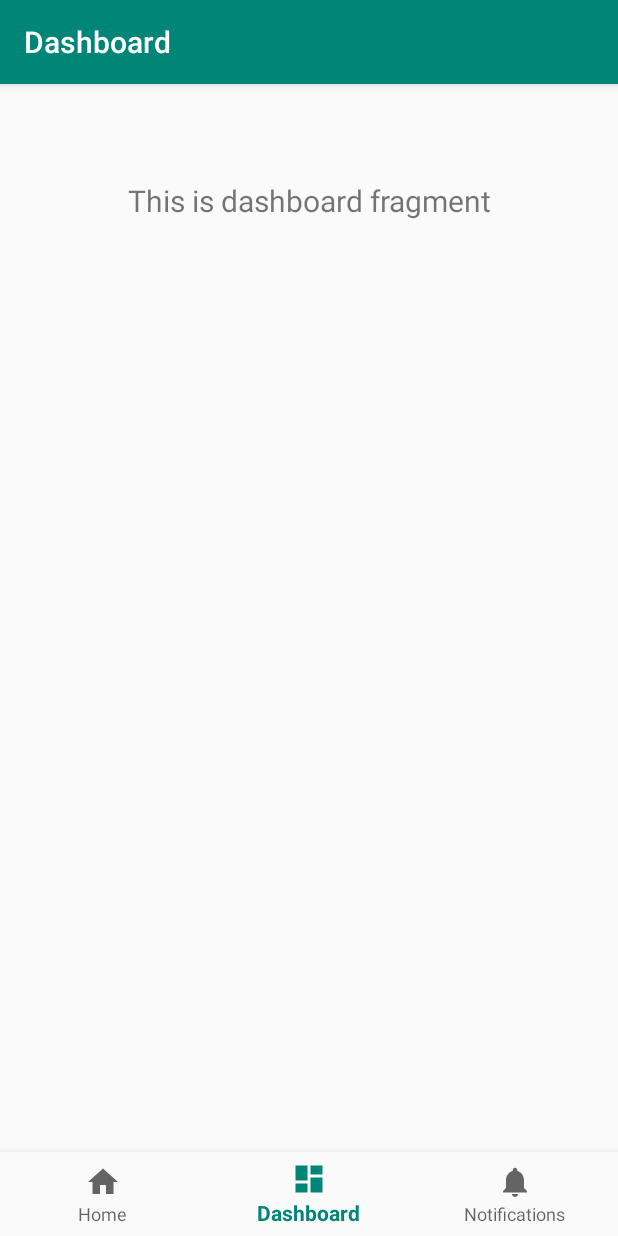
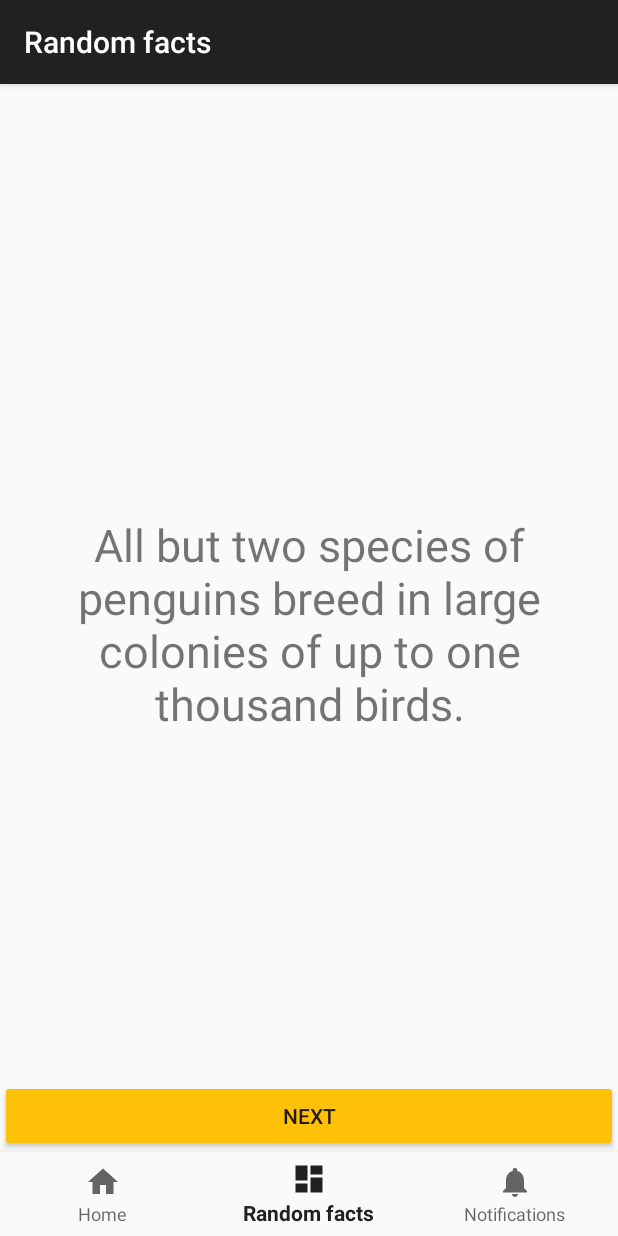
Before and after one commit to david-campos/save_the_penguins, an Android app: the screen it shows after launch (MainActivity), item 2 of the bottom bar chosen, on a phone screen of 412 x 824 dp. Run offline under Robolectric (Android 15) with nearby library versions, the phone set to English and light mode, and no system bars; our stand-ins replace navigation-ui.

Commit message:
Created random facts instead of dashboard

```diff
--- a/app/src/main/java/com/penwinners/savethepenguins/MainActivity.java
+++ b/app/src/main/java/com/penwinners/savethepenguins/MainActivity.java
@@ -20,7 +20,7 @@ public class MainActivity extends AppCompatActivity {
         // Passing each menu ID as a set of Ids because each
         // menu should be considered as top level destinations.
         AppBarConfiguration appBarConfiguration = new AppBarConfiguration.Builder(
-                R.id.navigation_home, R.id.navigation_dashboard, R.id.navigation_notifications)
+                R.id.navigation_home, R.id.navigation_rand_facts, R.id.navigation_notifications)
                 .build();
         NavController navController = Navigation.findNavController(this, R.id.nav_host_fragment);
         NavigationUI.setupActionBarWithNavController(this, navController, appBarConfiguration);
--- a/app/src/main/java/com/penwinners/savethepenguins/ui/dashboard/DashboardFragment.java
+++ /dev/null
@@ -1,35 +0,0 @@
-package com.penwinners.savethepenguins.ui.dashboard;
-
-import android.os.Bundle;
-import android.view.LayoutInflater;
-import android.view.View;
-import android.view.ViewGroup;
-import android.widget.TextView;
-
-import androidx.annotation.Nullable;
-import androidx.annotation.NonNull;
-import androidx.fragment.app.Fragment;
-import androidx.lifecycle.Observer;
-import androidx.lifecycle.ViewModelProviders;
-
-import com.penwinners.savethepenguins.R;
-
-public class DashboardFragment extends Fragment {
-
-    private DashboardViewModel dashboardViewModel;
-
-    public View onCreateView(@NonNull LayoutInflater inflater,
-                             ViewGroup container, Bundle savedInstanceState) {
-        dashboardViewModel =
-                ViewModelProviders.of(this).get(DashboardViewModel.class);
-        View root = inflater.inflate(R.layout.fragment_dashboard, container, false);
-        final TextView textView = root.findViewById(R.id.text_dashboard);
-        dashboardViewModel.getText().observe(this, new Observer<String>() {
-            @Override
-            public void onChanged(@Nullable String s) {
-                textView.setText(s);
-            }
-        });
-        return root;
-    }
-}
--- a/app/src/main/java/com/penwinners/savethepenguins/ui/dashboard/DashboardViewModel.java
+++ /dev/null
@@ -1,19 +0,0 @@
-package com.penwinners.savethepenguins.ui.dashboard;
-
-import androidx.lifecycle.LiveData;
-import androidx.lifecycle.MutableLiveData;
-import androidx.lifecycle.ViewModel;
-
-public class DashboardViewModel extends ViewModel {
-
-    private MutableLiveData<String> mText;
-
-    public DashboardViewModel() {
-        mText = new MutableLiveData<>();
-        mText.setValue("This is dashboard fragment");
-    }
-
-    public LiveData<String> getText() {
-        return mText;
-    }
-}
--- /dev/null
+++ b/app/src/main/java/com/penwinners/savethepenguins/ui/rand_facts/RandFactsFragment.java
@@ -0,0 +1,49 @@
+package com.penwinners.savethepenguins.ui.rand_facts;
+
+import android.content.res.Resources;
+import android.os.Bundle;
+import android.util.Log;
+import android.view.LayoutInflater;
+import android.view.View;
+import android.view.ViewGroup;
+import android.widget.Button;
+import android.widget.TextSwitcher;
+import android.widget.TextView;
+
+import androidx.annotation.NonNull;
+import androidx.annotation.Nullable;
+import androidx.fragment.app.Fragment;
+import androidx.lifecycle.Observer;
+import androidx.lifecycle.ViewModelProviders;
+
+import com.penwinners.savethepenguins.R;
+
+public class RandFactsFragment extends Fragment {
+
+    private RandFactsViewModel randFactsViewModel;
+
+    public View onCreateView(@NonNull LayoutInflater inflater,
+                             ViewGroup container, Bundle savedInstanceState) {
+        randFactsViewModel =
+                ViewModelProviders.of(this).get(RandFactsViewModel.class);
+        View root = inflater.inflate(R.layout.fragment_rand_facts, container, false);
+        final TextSwitcher textView = root.findViewById(R.id.text_dashboard);
+        textView.setOutAnimation(getContext(), android.R.anim.slide_out_right);
+        textView.setInAnimation(getContext(), android.R.anim.slide_in_left);
+        Resources res = getResources();
+        randFactsViewModel.setFacts(res.getStringArray(R.array.facts_array));
+        randFactsViewModel.getText().observe(this, new Observer<String>() {
+            @Override
+            public void onChanged(@Nullable String s) {
+                textView.setText(s);
+            }
+        });
+        final Button buttonNextFact = root.findViewById(R.id.btn_next_fact);
+        buttonNextFact.setOnClickListener(new View.OnClickListener() {
+            public void onClick(View v) {
+                randFactsViewModel.nextRandomFact();
+            }
+        });
+        return root;
+    }
+}
--- /dev/null
+++ b/app/src/main/java/com/penwinners/savethepenguins/ui/rand_facts/RandFactsViewModel.java
@@ -0,0 +1,46 @@
+package com.penwinners.savethepenguins.ui.rand_facts;
+
+import androidx.lifecycle.LiveData;
+import androidx.lifecycle.MutableLiveData;
+import androidx.lifecycle.ViewModel;
+
+import java.util.Random;
+
+
+public class RandFactsViewModel extends ViewModel {
+
+    private MutableLiveData<String> mText;
+    private String[] mFactsList = null;
+    private int mFactIndex = 0;
+
+    // Implementing Fisher–Yates shuffle
+    static void sShuffleArray(String[] ar) {
+        Random rnd = new Random();
+        for (int i = ar.length - 1; i > 0; i--) {
+            int index = rnd.nextInt(i + 1);
+            // Simple swap
+            String aux = ar[index];
+            ar[index] = ar[i];
+            ar[i] = aux;
+        }
+    }
+
+    public RandFactsViewModel() {
+        mText = new MutableLiveData<>();
+        mText.setValue("Fact");
+    }
+
+    public LiveData<String> getText() {
+        return mText;
+    }
+
+    public void setFacts(String[] facts) {
+        mFactsList = facts.clone();
+        sShuffleArray(mFactsList);
+        nextRandomFact();
+    }
+
+    public void nextRandomFact() {
+        mText.setValue(mFactsList[mFactIndex++ % mFactsList.length]);
+    }
+}
--- a/app/src/main/res/layout/activity_main.xml
+++ b/app/src/main/res/layout/activity_main.xml
@@ -5,6 +5,18 @@
     android:layout_width="match_parent"
     android:layout_height="match_parent"
     android:paddingTop="?attr/actionBarSize">
+
+    <fragment
+        android:id="@+id/nav_host_fragment"
+        android:name="androidx.navigation.fragment.NavHostFragment"
+        android:layout_width="match_parent"
+        android:layout_height="0dp"
+        app:defaultNavHost="true"
+        app:layout_constraintBottom_toTopOf="@+id/nav_view"
+        app:layout_constraintLeft_toLeftOf="parent"
+        app:layout_constraintRight_toRightOf="parent"
+        app:layout_constraintTop_toTopOf="parent"
+        app:navGraph="@navigation/mobile_navigation" />
 
     <com.google.android.material.bottomnavigation.BottomNavigationView
         android:id="@+id/nav_view"
@@ -18,16 +30,4 @@
         app:layout_constraintRight_toRightOf="parent"
         app:menu="@menu/bottom_nav_menu" />
 
-    <fragment
-        android:id="@+id/nav_host_fragment"
-        android:name="androidx.navigation.fragment.NavHostFragment"
-        android:layout_width="match_parent"
-        android:layout_height="match_parent"
-        app:defaultNavHost="true"
-        app:layout_constraintBottom_toTopOf="@id/nav_view"
-        app:layout_constraintLeft_toLeftOf="parent"
-        app:layout_constraintRight_toRightOf="parent"
-        app:layout_constraintTop_toTopOf="parent"
-        app:navGraph="@navigation/mobile_navigation" />
-
 </androidx.constraintlayout.widget.ConstraintLayout>
--- a/app/src/main/res/layout/fragment_dashboard.xml
+++ /dev/null
@@ -1,19 +0,0 @@
-<?xml version="1.0" encoding="utf-8"?>
-<androidx.constraintlayout.widget.ConstraintLayout xmlns:android="http://schemas.android.com/apk/res/android"
-    xmlns:app="http://schemas.android.com/apk/res-auto"
-    android:layout_width="match_parent"
-    android:layout_height="match_parent">
-
-    <TextView
-        android:id="@+id/text_dashboard"
-        android:layout_width="match_parent"
-        android:layout_height="wrap_content"
-        android:layout_marginStart="8dp"
-        android:layout_marginTop="8dp"
-        android:layout_marginEnd="8dp"
-        android:textAlignment="center"
-        android:textSize="20sp"
-        app:layout_constraintEnd_toEndOf="parent"
-        app:layout_constraintStart_toStartOf="parent"
-        app:layout_constraintTop_toTopOf="parent" />
-</androidx.constraintlayout.widget.ConstraintLayout>
--- /dev/null
+++ b/app/src/main/res/layout/fragment_rand_facts.xml
@@ -0,0 +1,39 @@
+<?xml version="1.0" encoding="utf-8"?>
+<androidx.constraintlayout.widget.ConstraintLayout xmlns:android="http://schemas.android.com/apk/res/android"
+    xmlns:app="http://schemas.android.com/apk/res-auto"
+    android:layout_width="match_parent"
+    android:layout_height="match_parent">
+
+    <TextSwitcher
+        android:id="@+id/text_dashboard"
+        android:layout_width="match_parent"
+        android:layout_height="wrap_content"
+        android:layout_marginStart="8dp"
+        android:layout_marginEnd="8dp"
+        app:layout_constraintBottom_toTopOf="@+id/btn_next_fact"
+        app:layout_constraintEnd_toEndOf="parent"
+        app:layout_constraintStart_toStartOf="parent"
+        app:layout_constraintTop_toTopOf="parent">
+        <TextView
+            android:layout_width="match_parent"
+            android:layout_height="wrap_content"
+            android:textAlignment="center"
+            android:textSize="30sp"/>
+        <TextView
+            android:layout_width="match_parent"
+            android:layout_height="wrap_content"
+            android:textAlignment="center"
+            android:textSize="30sp"/>
+    </TextSwitcher>
+
+    <Button
+        android:id="@+id/btn_next_fact"
+        android:layout_width="match_parent"
+        android:layout_height="wrap_content"
+        android:text="@string/btn_next_fact"
+        android:backgroundTint="@color/colorAccent"
+        app:layout_constraintBottom_toBottomOf="parent"
+        app:layout_constraintEnd_toEndOf="parent"
+        app:layout_constraintHorizontal_bias="1.0"
+        app:layout_constraintStart_toStartOf="parent" />
+</androidx.constraintlayout.widget.ConstraintLayout>
--- a/app/src/main/res/menu/bottom_nav_menu.xml
+++ b/app/src/main/res/menu/bottom_nav_menu.xml
@@ -7,9 +7,9 @@
         android:title="@string/title_home" />
 
     <item
-        android:id="@+id/navigation_dashboard"
+        android:id="@+id/navigation_rand_facts"
         android:icon="@drawable/ic_dashboard_black_24dp"
-        android:title="@string/title_dashboard" />
+        android:title="@string/title_rand_facts" />
 
     <item
         android:id="@+id/navigation_notifications"
--- a/app/src/main/res/navigation/mobile_navigation.xml
+++ b/app/src/main/res/navigation/mobile_navigation.xml
@@ -12,10 +12,10 @@
         tools:layout="@layout/fragment_home" />
 
     <fragment
-        android:id="@+id/navigation_dashboard"
-        android:name="com.penwinners.savethepenguins.ui.dashboard.DashboardFragment"
-        android:label="@string/title_dashboard"
-        tools:layout="@layout/fragment_dashboard" />
+        android:id="@+id/navigation_rand_facts"
+        android:name="com.penwinners.savethepenguins.ui.rand_facts.RandFactsFragment"
+        android:label="@string/title_rand_facts"
+        tools:layout="@layout/fragment_rand_facts" />
 
     <fragment
         android:id="@+id/navigation_notifications"
--- a/app/src/main/res/values/colors.xml
+++ b/app/src/main/res/values/colors.xml
@@ -1,6 +1,6 @@
 <?xml version="1.0" encoding="utf-8"?>
 <resources>
-    <color name="colorPrimary">#008577</color>
-    <color name="colorPrimaryDark">#00574B</color>
-    <color name="colorAccent">#D81B60</color>
+    <color name="colorPrimary">#212121</color>
+    <color name="colorPrimaryDark">#000000</color>
+    <color name="colorAccent">#ffc107</color>
 </resources>
--- a/app/src/main/res/values/facts.xml
+++ b/app/src/main/res/values/facts.xml
@@ -3,7 +3,7 @@
         <item>There are 18 penguin species and 13 of them are threatened.</item>
         <item>Emperor Penguins are the tallest species, standing nearly 4 feet tall. The smallest is the Little Blue Penguin, which is only about 16 inches.</item>
         <item>The fastest species is the Gentoo Penguin, which can reach swimming speeds up to 22 mph.</item>
-        <item>A penguin's striking coloring is a matter of camouflage; from above, its black back blends into the murky depths of the ocean.</item>
+        <item>A penguin\'s striking coloring is a matter of camouflage; from above, its black back blends into the murky depths of the ocean.</item>
         <item>Fossils place the earliest penguin relative at some 60 million years ago, meaning an ancestor of the birds we see today survived the mass extinction of the dinosaurs.</item>
         <item>All but two species of penguins breed in large colonies of up to one thousand birds.</item>
         <item>It varies by species, but many penguins will mate with the same member of the opposite sex season after season.</item>
--- a/app/src/main/res/values/strings.xml
+++ b/app/src/main/res/values/strings.xml
@@ -1,6 +1,8 @@
 <resources>
     <string name="app_name">Save The Penguins</string>
     <string name="title_home">Home</string>
+    <string name="title_rand_facts">Random facts</string>
     <string name="title_dashboard">Dashboard</string>
     <string name="title_notifications">Notifications</string>
+    <string name="btn_next_fact">Next</string>
 </resources>
```
